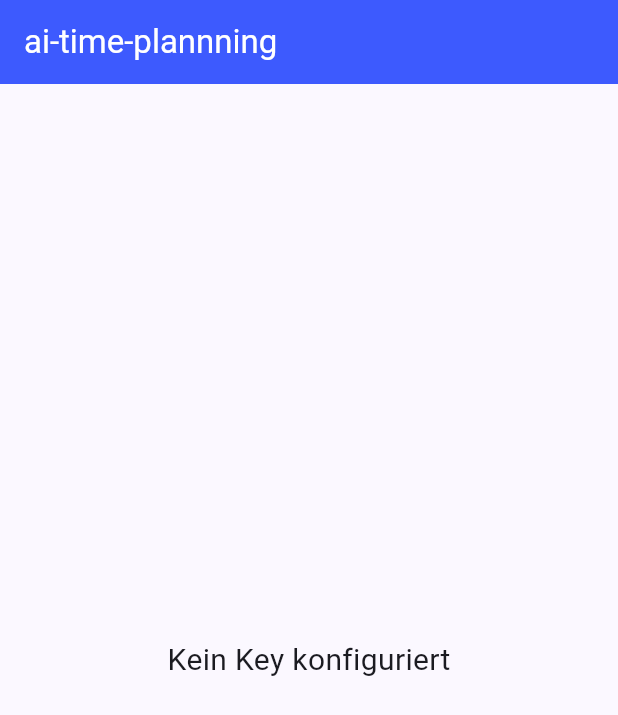
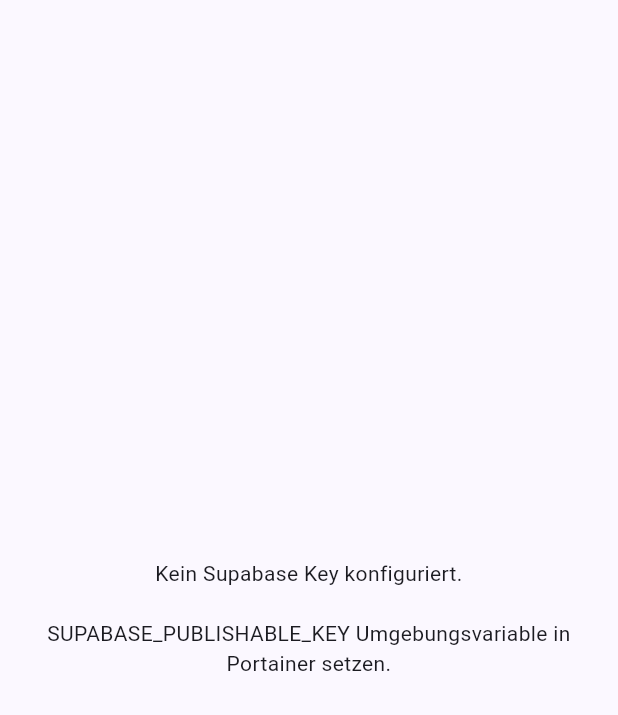
Before and after one commit to HeZumbu23/ai-time-plannning, a Flutter app: the screen it shows after launch, on a phone screen of 412 x 824 dp. Shown: the top 715 px of the screen. Run offline on Flutter 3.47's test engine with Material 3 defaults, Android fonts, the phone set to English and light mode, and no system bars; our stand-ins replace shared_preferences, supabase; accounts and stored records are empty.

Commit message:
Restore full app: all screens back, supabase core instead of supabase_flutter
- lib/config/supabase_client.dart: central SupabaseClient holder (init once,
  get anywhere via getter — replaces Supabase.instance.client singleton)
- main.dart: wires initSupabaseClient(), shows HomeShell or NoKeyScreen
- task_service / project_service / task_agent: swap supabase_flutter import
  for supabase core + use supabaseClient getter
- pubspec.yaml: add http + shared_preferences back (needed by chat feature)
- Dockerfile: restore --dart-define placeholder for runtime key injection
- docker-entrypoint.sh: sed-replace placeholder at container start

Co-Authored-By: Claude Sonnet 4.6 <noreply@anthropic.com>
Claude-Session: https://claude.ai/code/session_01DdZUF8s5hVLvddEdJMZpvs

```diff
--- /dev/null
+++ b/lib/config/supabase_client.dart
@@ -0,0 +1,8 @@
+import 'package:supabase/supabase.dart';
+
+SupabaseClient? _instance;
+
+void initSupabaseClient(SupabaseClient client) => _instance = client;
+
+SupabaseClient get supabaseClient =>
+    _instance ?? (throw StateError('Supabase client not initialized'));
--- a/lib/main.dart
+++ b/lib/main.dart
@@ -1,17 +1,17 @@
 import 'package:flutter/material.dart';
 import 'package:supabase/supabase.dart';
 
+import 'config/supabase_client.dart';
+import 'screens/home_shell.dart';
+
 const _supabaseUrl = 'https://vnfkkujtkbgkqafbbipj.supabase.co';
 const _supabaseKey = String.fromEnvironment('SUPABASE_PUBLISHABLE_KEY');
-
-// Globaler Client – wird in main() initialisiert wenn Key vorhanden
-SupabaseClient? supabaseClient;
 
 Future<void> main() async {
   WidgetsFlutterBinding.ensureInitialized();
 
   if (_supabaseKey.isNotEmpty) {
-    supabaseClient = SupabaseClient(_supabaseUrl, _supabaseKey);
+    initSupabaseClient(SupabaseClient(_supabaseUrl, _supabaseKey));
   }
 
   runApp(const App());
@@ -29,18 +29,24 @@ class App extends StatelessWidget {
         colorScheme: ColorScheme.fromSeed(seedColor: const Color(0xFF3D5AFE)),
         useMaterial3: true,
       ),
-      home: Scaffold(
-        appBar: AppBar(
-          backgroundColor: const Color(0xFF3D5AFE),
-          foregroundColor: Colors.white,
-          title: const Text('ai-time-plannning'),
-        ),
-        body: Center(
+      home: _supabaseKey.isNotEmpty ? const HomeShell() : const _NoKeyScreen(),
+    );
+  }
+}
+
+class _NoKeyScreen extends StatelessWidget {
+  const _NoKeyScreen();
+
+  @override
+  Widget build(BuildContext context) {
+    return const Scaffold(
+      body: Center(
+        child: Padding(
+          padding: EdgeInsets.all(24),
           child: Text(
-            supabaseClient != null
-                ? 'Supabase Client bereit ✓'
-                : 'Kein Key konfiguriert',
-            style: const TextStyle(fontSize: 20),
+            'Kein Supabase Key konfiguriert.\n\n'
+            'SUPABASE_PUBLISHABLE_KEY Umgebungsvariable in Portainer setzen.',
+            textAlign: TextAlign.center,
           ),
         ),
       ),
--- a/lib/services/project_service.dart
+++ b/lib/services/project_service.dart
@@ -1,10 +1,11 @@
-import 'package:supabase_flutter/supabase_flutter.dart';
+import 'package:supabase/supabase.dart';
 
+import '../config/supabase_client.dart';
 import '../models/project.dart';
 
 /// Datenzugriff auf die `projects`-Tabelle.
 class ProjectService {
-  final SupabaseClient _client = Supabase.instance.client;
+  SupabaseClient get _client => supabaseClient;
 
   Future<List<Project>> all() async {
     final rows = await _client
--- a/lib/services/task_agent.dart
+++ b/lib/services/task_agent.dart
@@ -1,11 +1,13 @@
 import 'dart:convert';
 
-import 'package:supabase_flutter/supabase_flutter.dart';
+import 'package:supabase/supabase.dart';
+
+import '../config/supabase_client.dart';
 
 /// Stellt die Tools bereit, mit denen Claude die Tasks in Supabase lesen und
 /// ändern kann, und führt sie aus.
 class TaskAgent {
-  final SupabaseClient _client = Supabase.instance.client;
+  SupabaseClient get _client => supabaseClient;
 
   static String _dateOnly(DateTime d) =>
       '${d.year}-${d.month.toString().padLeft(2, '0')}-${d.day.toString().padLeft(2, '0')}';
--- a/lib/services/task_service.dart
+++ b/lib/services/task_service.dart
@@ -1,10 +1,11 @@
-import 'package:supabase_flutter/supabase_flutter.dart';
+import 'package:supabase/supabase.dart';
 
+import '../config/supabase_client.dart';
 import '../models/task.dart';
 
 /// Datenzugriff auf die `tasks`-Tabelle.
 class TaskService {
-  final SupabaseClient _client = Supabase.instance.client;
+  SupabaseClient get _client => supabaseClient;
 
   static String _dateOnly(DateTime d) {
     final m = d.month.toString().padLeft(2, '0');
--- a/pubspec.yaml
+++ b/pubspec.yaml
@@ -11,6 +11,8 @@ dependencies:
   flutter:
     sdk: flutter
   supabase: ^2.8.0
+  http: ^1.2.0
+  shared_preferences: ^2.2.3
 
 dev_dependencies:
   flutter_lints: ^4.0.0
```
